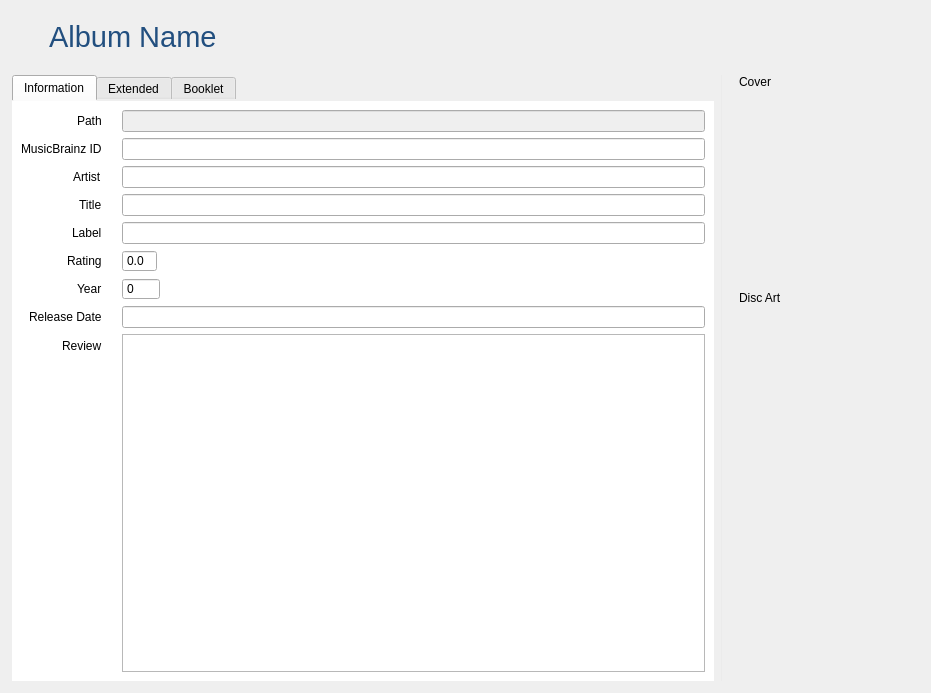
Komet/MediaElch, file music/MusicWidgetAlbum.ui: the form before one commit.
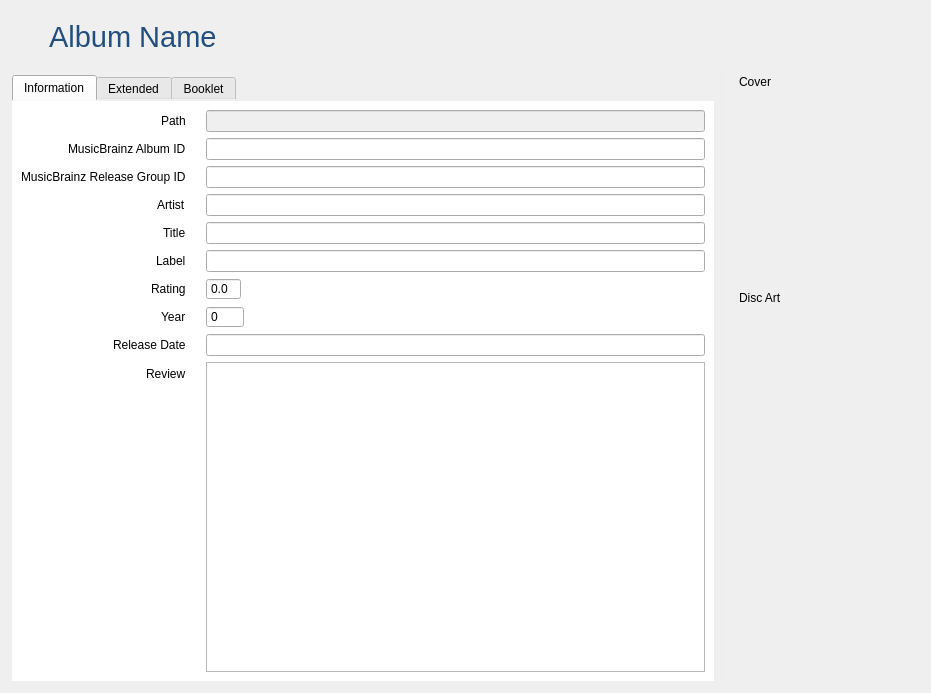
The form after the commit. Icons and pictures are not drawn. Custom widgets are drawn as their Qt base class.

```diff
--- a/music/MusicWidgetAlbum.ui
+++ b/music/MusicWidgetAlbum.ui
@@ -166,80 +166,80 @@
               </property>
              </widget>
             </item>
-            <item row="2" column="1">
+            <item row="3" column="1">
              <widget class="QLineEdit" name="artist">
               <property name="item" stdset="0">
                <string notr="true">artist</string>
               </property>
              </widget>
             </item>
-            <item row="2" column="0">
+            <item row="3" column="0">
              <widget class="QLabel" name="label_2">
               <property name="text">
                <string>Artist</string>
               </property>
              </widget>
             </item>
-            <item row="3" column="1">
+            <item row="4" column="1">
              <widget class="QLineEdit" name="title">
               <property name="item" stdset="0">
                <string notr="true">title</string>
               </property>
              </widget>
             </item>
-            <item row="4" column="1">
+            <item row="5" column="1">
              <widget class="QLineEdit" name="label">
               <property name="item" stdset="0">
                <string notr="true">label</string>
               </property>
              </widget>
             </item>
-            <item row="3" column="0">
+            <item row="4" column="0">
              <widget class="QLabel" name="label_3">
               <property name="text">
                <string>Title</string>
               </property>
              </widget>
             </item>
-            <item row="4" column="0">
+            <item row="5" column="0">
              <widget class="QLabel" name="label_21">
               <property name="text">
                <string>Label</string>
               </property>
              </widget>
             </item>
-            <item row="5" column="0">
+            <item row="6" column="0">
              <widget class="QLabel" name="label_6">
               <property name="text">
                <string>Rating</string>
               </property>
              </widget>
             </item>
-            <item row="6" column="0">
+            <item row="7" column="0">
              <widget class="QLabel" name="label_22">
               <property name="text">
                <string>Year</string>
               </property>
              </widget>
             </item>
-            <item row="7" column="0">
+            <item row="8" column="0">
              <widget class="QLabel" name="label_23">
               <property name="text">
                <string>Release Date</string>
               </property>
              </widget>
             </item>
-            <item row="8" column="0">
+            <item row="9" column="0">
              <widget class="QLabel" name="label_15">
               <property name="text">
                <string>Review</string>
               </property>
              </widget>
             </item>
-            <item row="8" column="1">
+            <item row="9" column="1">
              <widget class="QTextEdit" name="review"/>
             </item>
-            <item row="6" column="1">
+            <item row="7" column="1">
              <widget class="QSpinBox" name="year">
               <property name="buttonSymbols">
                <enum>QAbstractSpinBox::NoButtons</enum>
@@ -249,14 +249,14 @@
               </property>
              </widget>
             </item>
-            <item row="7" column="1">
+            <item row="8" column="1">
              <widget class="QLineEdit" name="releaseDate">
               <property name="item" stdset="0">
                <string notr="true">releaseDate</string>
               </property>
              </widget>
             </item>
-            <item row="5" column="1">
+            <item row="6" column="1">
              <widget class="QDoubleSpinBox" name="rating">
               <property name="buttonSymbols">
                <enum>QAbstractSpinBox::NoButtons</enum>
@@ -272,14 +272,28 @@
             <item row="1" column="0">
              <widget class="QLabel" name="label_4">
               <property name="text">
-               <string>MusicBrainz ID</string>
+               <string>MusicBrainz Album ID</string>
               </property>
              </widget>
             </item>
             <item row="1" column="1">
              <widget class="QLineEdit" name="musicBrainzId">
               <property name="item" stdset="0">
-               <string notr="true">mbid</string>
+               <string notr="true">mbAlbumId</string>
+              </property>
+             </widget>
+            </item>
+            <item row="2" column="0">
+             <widget class="QLabel" name="label_5">
+              <property name="text">
+               <string>MusicBrainz Release Group ID</string>
+              </property>
+             </widget>
+            </item>
+            <item row="2" column="1">
+             <widget class="QLineEdit" name="musicBrainzReleaseGroupId">
+              <property name="item" stdset="0">
+               <string>mbReleaseGroupId</string>
               </property>
              </widget>
             </item>
```
Left out of the diff: 2 changed lines with no effect on the pictures.
